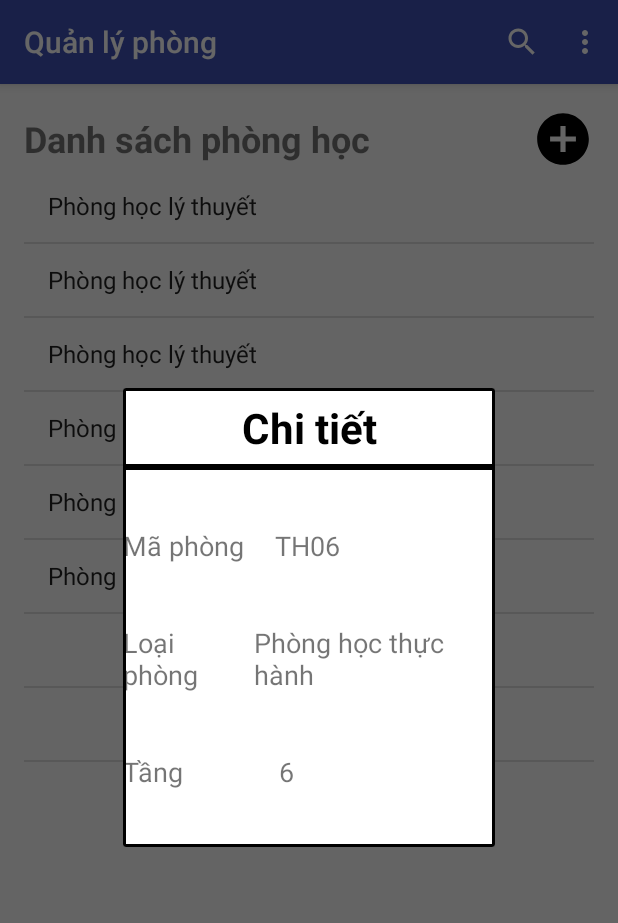
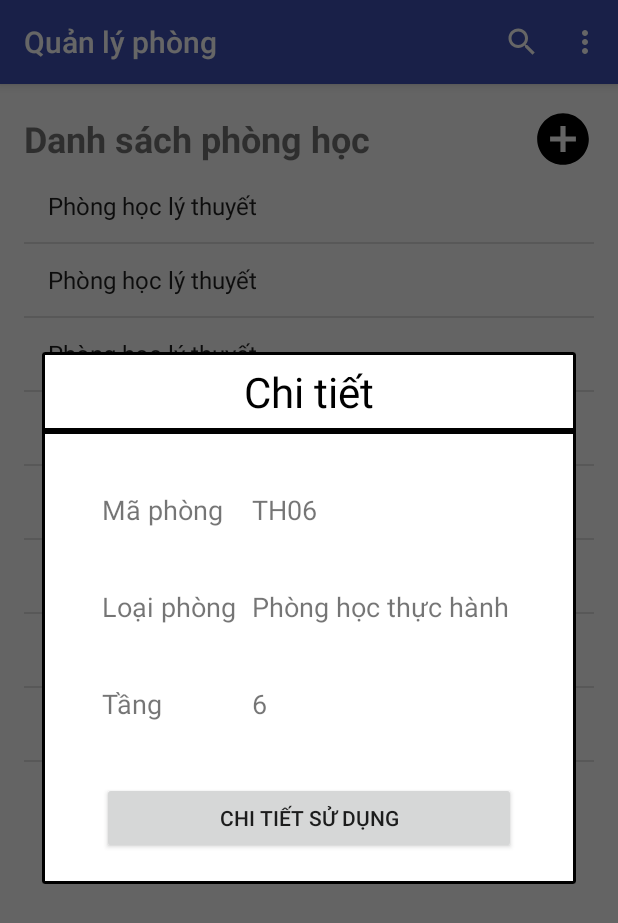
Before and after one commit to long230796/Quan-Ly-Thiet-Bi-Nhom26, an Android app: the PhongActivity screen opened directly, with no data from a screen before it, after a tap on an icon or button, on a phone screen of 412 x 824 dp. Shown: the top 923 px of the screen. Run offline under Robolectric (Android 15) with nearby library versions, the phone set to English and light mode, and no system bars.

Commit message:
fix layout room detail

```diff
--- a/src/main/res/layout/activity_phong_detail.xml
+++ b/src/main/res/layout/activity_phong_detail.xml
@@ -14,29 +14,27 @@
         android:textSize="28sp"
         android:paddingBottom="7dp"
         android:paddingTop="7dp"
-        android:textStyle="normal|bold"
         android:textColor="@android:color/black" />
 
     <LinearLayout
         android:orientation="vertical"
         android:layout_width="match_parent"
-        android:layout_height="253dp"
-        android:background="@drawable/textview_border"
-        android:layout_weight="0.31">
+        android:layout_height="match_parent"
+        android:background="@drawable/textview_border">
 
         <LinearLayout
             android:orientation="horizontal"
-            android:layout_width="248dp"
+            android:layout_width="match_parent"
             android:layout_height="wrap_content"
-            android:layout_gravity="center"
-            android:layout_marginTop="40dp">
+            android:layout_marginTop="40dp"
+            android:layout_marginLeft="40dp"
+            android:layout_marginRight="40dp">
 
             <TextView
                 android:text="Mã phòng"
-                android:layout_width="wrap_content"
+                android:layout_width="100dp"
                 android:layout_height="wrap_content"
                 android:id="@+id/textView3"
-                android:layout_weight="0.20"
                 android:textSize="18sp" />
 
             <TextView
@@ -49,17 +47,17 @@
 
         <LinearLayout
             android:orientation="horizontal"
-            android:layout_width="248dp"
+            android:layout_width="match_parent"
             android:layout_height="wrap_content"
-            android:layout_gravity="center"
-            android:layout_marginTop="40dp">
+            android:layout_marginTop="40dp"
+            android:layout_marginLeft="40dp"
+            android:layout_marginRight="40dp">
 
             <TextView
                 android:text="Loại phòng"
-                android:layout_width="wrap_content"
+                android:layout_width="100dp"
                 android:layout_height="wrap_content"
                 android:id="@+id/textView4"
-                android:layout_weight="0.14"
                 android:textSize="18sp" />
 
             <TextView
@@ -73,17 +71,17 @@
 
         <LinearLayout
             android:orientation="horizontal"
-            android:layout_width="248dp"
+            android:layout_width="match_parent"
             android:layout_height="wrap_content"
-            android:layout_gravity="center"
-            android:layout_marginTop="40dp">
+            android:layout_marginTop="40dp"
+            android:layout_marginLeft="40dp"
+            android:layout_marginRight="40dp">
 
             <TextView
                 android:text="Tầng"
-                android:layout_width="wrap_content"
+                android:layout_width="100dp"
                 android:layout_height="wrap_content"
                 android:id="@+id/textView5"
-                android:layout_weight="0.48"
                 android:textSize="18sp" />
 
             <TextView
@@ -95,13 +93,23 @@
 
         </LinearLayout>
 
-        <Button
-            android:text="Chi Tiết Sử Dụng"
-            android:layout_width="248dp"
+        <LinearLayout
+            android:orientation="horizontal"
+            android:layout_width="match_parent"
             android:layout_height="wrap_content"
-            android:id="@+id/btnChiTietSuDung"
             android:layout_marginTop="40dp"
-            android:layout_gravity="center" />
+            android:layout_marginLeft="40dp"
+            android:layout_marginRight="40dp"
+            android:layout_marginBottom="20dp">
+
+            <Button
+                android:text="Chi Tiết Sử Dụng"
+                android:layout_width="match_parent"
+                android:layout_height="wrap_content"
+                android:id="@+id/btnChiTietSuDung"
+                android:layout_gravity="center"
+                android:layout_weight="1" />
+        </LinearLayout>
 
 
     </LinearLayout>
```
